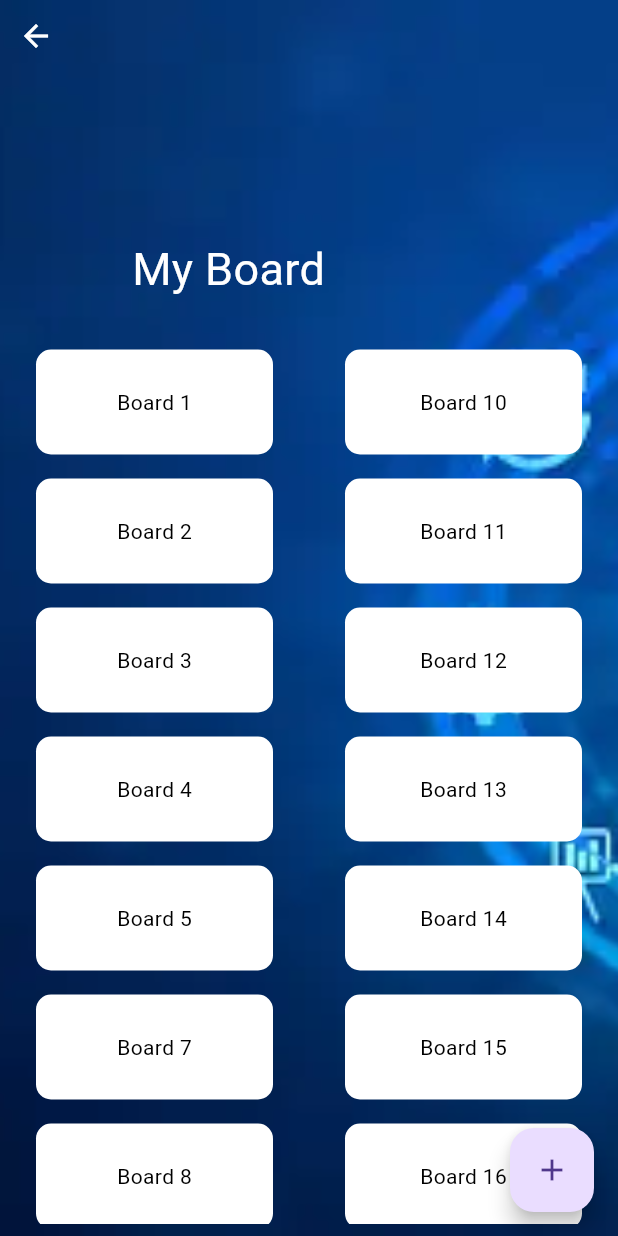
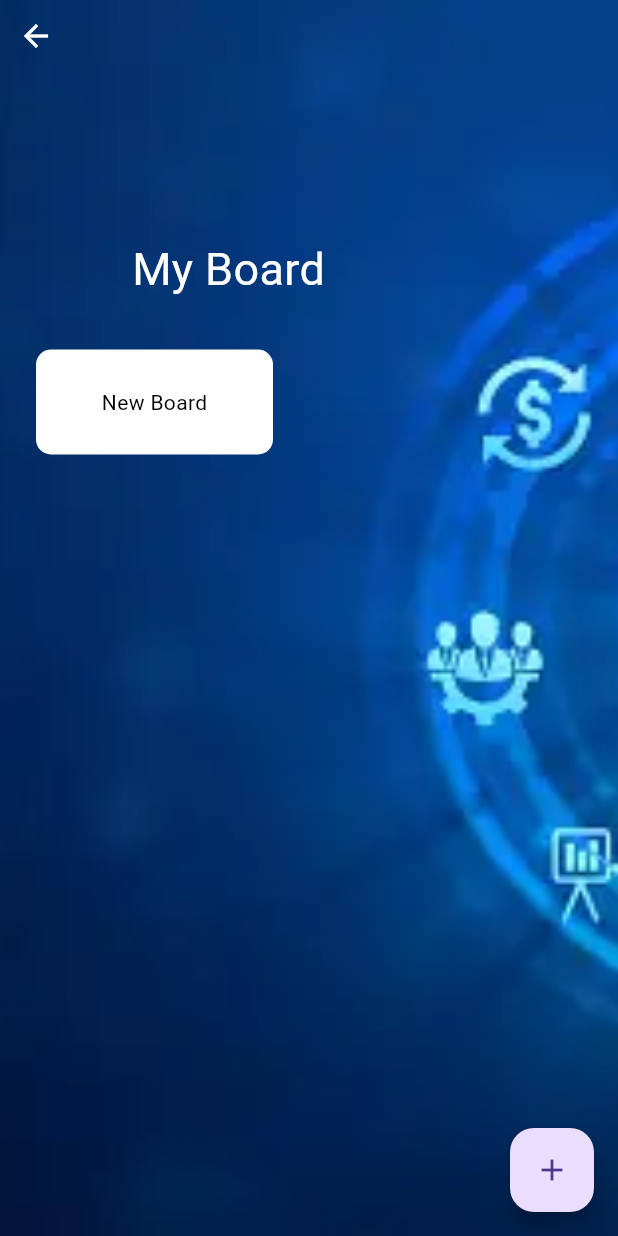
Before and after one commit to Ogesebastien1/SSM_MobileApp, a Flutter app: the Workspace screen opened by its route, after a tap on the "add" icon, on a phone screen of 412 x 824 dp. Run offline on Flutter 3.47's test engine with Material 3 defaults, Android fonts, the phone set to English and light mode, and no system bars; our stand-ins replace flutter_dotenv.

Commit message:
add BoardButton, delete request service

```diff
--- a/lib/pages/workspace.dart
+++ b/lib/pages/workspace.dart
@@ -11,23 +11,7 @@ class Workspace extends StatefulWidget {
 }
 
 class HomeState extends State<Workspace> {
-  List<BoardItem> board = [
-    BoardItem (name: 'Board 1'),
-    BoardItem (name: 'Board 2'),
-    BoardItem (name: 'Board 3'),
-    BoardItem (name: 'Board 4'),
-    BoardItem (name: 'Board 5'),
-    BoardItem (name: 'Board 7'),
-    BoardItem (name: 'Board 8'),
-    BoardItem (name: 'Board 9'),
-    BoardItem (name: 'Board 10'),
-    BoardItem (name: 'Board 11'),
-    BoardItem (name: 'Board 12'),
-    BoardItem (name: 'Board 13'),
-    BoardItem (name: 'Board 14'),
-    BoardItem (name: 'Board 15'),
-    BoardItem (name: 'Board 16'),
-  ];
+  List<BoardItem> board = [];
 
 @override
 Widget build(BuildContext context) {
@@ -71,7 +55,7 @@ Widget build(BuildContext context) {
                         child: ListView.builder(
                           itemCount: (board.length / 2).ceil(),
                           itemBuilder: (BuildContext context, int index) {
-                            return workspaceButton(index);
+                            return boardButton(index);
                           },
                         ),
                       ),
@@ -80,7 +64,7 @@ Widget build(BuildContext context) {
                         child: ListView.builder(
                           itemCount: (board.length / 2).floor(),
                           itemBuilder: (BuildContext context, int index) {
-                            return workspaceButton(index + (board .length / 2).ceil());
+                            return boardButton(index + (board .length / 2).ceil());
                           },
                         ),
                       ),
@@ -96,7 +80,7 @@ Widget build(BuildContext context) {
         onPressed: () {
           // Add new workspace
           setState(() {
-            board.add(BoardItem(name: 'New Workspace'));
+            board.add(BoardItem(name: 'New Board'));
           });
         },
         child: const Icon(Icons.add),
@@ -104,7 +88,7 @@ Widget build(BuildContext context) {
     );
   }
 
-  Widget workspaceButton(int index) {
+  Widget boardButton(int index) {
     return Padding(
       padding: const EdgeInsets.symmetric(vertical: 8.0, horizontal: 16.0),
       child: GestureDetector(
```
Also changed, not shown: lib/services/delete.dart (+28 -1 lines).
